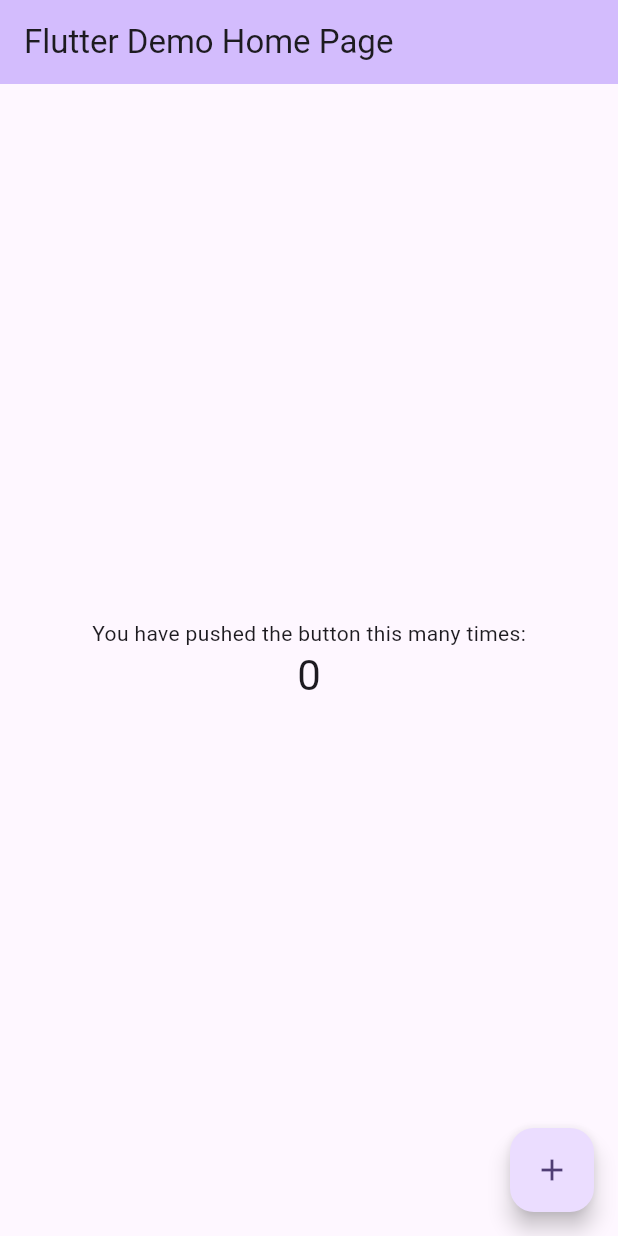
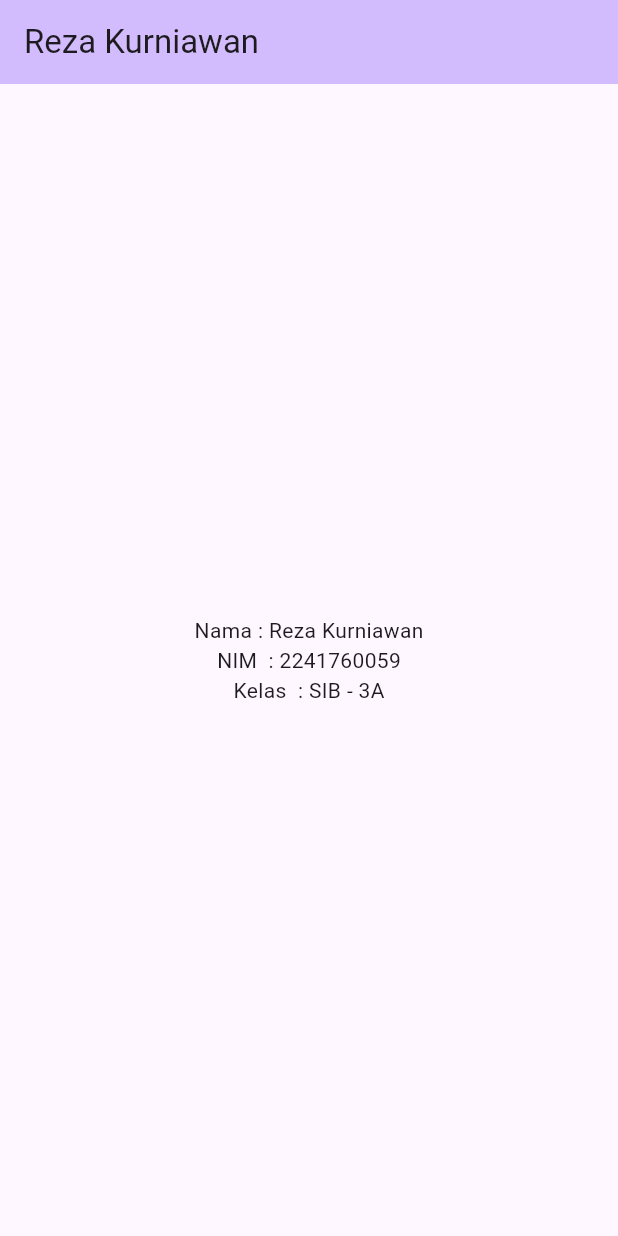
Before and after one commit to RezaKurniawann/flutter-fundamental-part1, a Flutter app: the screen it shows after launch, on a phone screen of 412 x 824 dp. Run offline on Flutter 3.47's test engine with Material 3 defaults, Android fonts, the phone set to English and light mode, and no system bars.

Commit message:
project hello_world

```diff
--- a/lib/main.dart
+++ b/lib/main.dart
@@ -31,7 +31,7 @@
         colorScheme: ColorScheme.fromSeed(seedColor: Colors.deepPurple),
         useMaterial3: true,
       ),
-      home: const MyHomePage(title: 'Flutter Demo Home Page'),
+      home: const MyHomePage(title: 'Reza Kurniawan'),
     );
   }
 }
@@ -86,7 +86,7 @@
         // the App.build method, and use it to set our appbar title.
         title: Text(widget.title),
       ),
-      body: Center(
+      body: const Center(
         // Center is a layout widget. It takes a single child and positions it
         // in the middle of the parent.
         child: Column(
@@ -105,21 +105,18 @@
           // wireframe for each widget.
           mainAxisAlignment: MainAxisAlignment.center,
           children: <Widget>[
-            const Text(
-              'You have pushed the button this many times:',
+            Text(
+              'Nama : Reza Kurniawan',
             ),
             Text(
-              '$_counter',
-              style: Theme.of(context).textTheme.headlineMedium,
+              'NIM  : 2241760059',
+            ),
+            Text(
+              'Kelas  : SIB - 3A',
             ),
           ],
         ),
-      ),
-      floatingActionButton: FloatingActionButton(
-        onPressed: _incrementCounter,
-        tooltip: 'Increment',
-        child: const Icon(Icons.add),
-      ), // This trailing comma makes auto-formatting nicer for build methods.
+      ),// This trailing comma makes auto-formatting nicer for build methods.
     );
   }
 }
```
Also changed, not shown: 3 other files.
